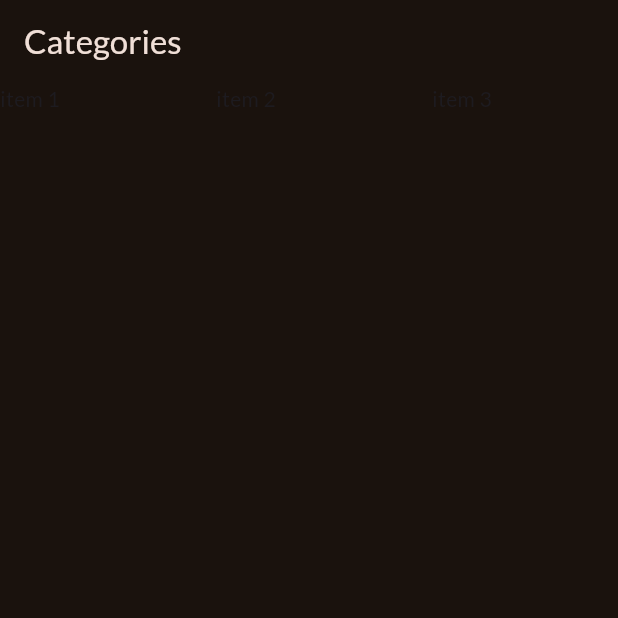
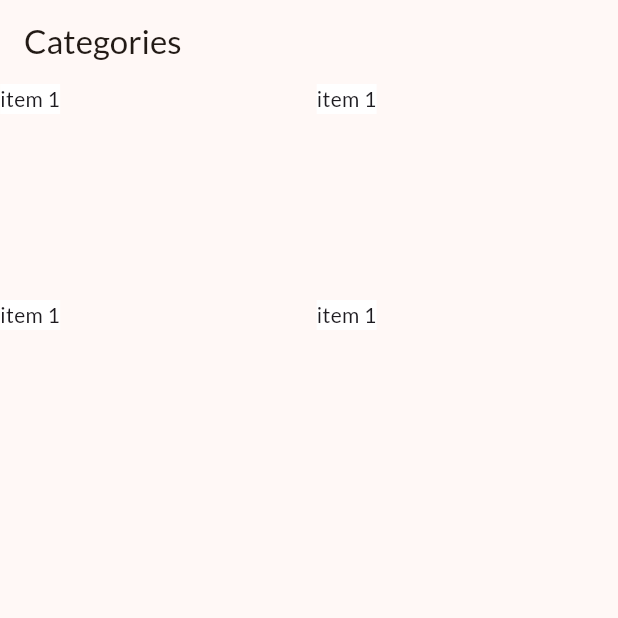
Before and after one commit to ravraw/flutter_menu_app, a Flutter app: the screen it shows after launch, on a phone screen of 412 x 824 dp, the top half of it. Run offline on Flutter 3.47's test engine with Material 3 defaults, Android fonts, the phone set to English and light mode, and no system bars; our stand-ins replace google_fonts.

Commit message:
Added CategoryGridItem

```diff
--- a/lib/categories.dart
+++ b/lib/categories.dart
@@ -11,13 +11,31 @@ class CategoriesScreen extends StatelessWidget {
       ),
       body: Center(
         child: GridView(
-            gridDelegate: const SliverGridDelegateWithFixedCrossAxisCount(
-              crossAxisCount: 3,
-              childAspectRatio: 3 / 2,
-              mainAxisSpacing: 20,
-              crossAxisSpacing: 20,
+          gridDelegate: const SliverGridDelegateWithFixedCrossAxisCount(
+            crossAxisCount: 2,
+            childAspectRatio: 3 / 2,
+            mainAxisSpacing: 10,
+            crossAxisSpacing: 10,
+          ),
+          children: const [
+            Text(
+              "item 1",
+              style: TextStyle(backgroundColor: Colors.white),
             ),
-            children: const [Text("item 1"), Text("item 2"), Text("item 3")]),
+            Text(
+              "item 1",
+              style: TextStyle(backgroundColor: Colors.white),
+            ),
+            Text(
+              "item 1",
+              style: TextStyle(backgroundColor: Colors.white),
+            ),
+            Text(
+              "item 1",
+              style: TextStyle(backgroundColor: Colors.white),
+            ),
+          ],
+        ),
       ),
     );
   }
--- a/lib/main.dart
+++ b/lib/main.dart
@@ -6,7 +6,7 @@
 final theme = ThemeData(
   useMaterial3: true,
   colorScheme: ColorScheme.fromSeed(
-    brightness: Brightness.dark,
+    brightness: Brightness.light,
     seedColor: const Color.fromARGB(255, 131, 57, 0),
   ),
   textTheme: GoogleFonts.latoTextTheme(),
```
Also changed, not shown: lib/widgets/category_grid_item.dart (added, +36 -0 lines).
